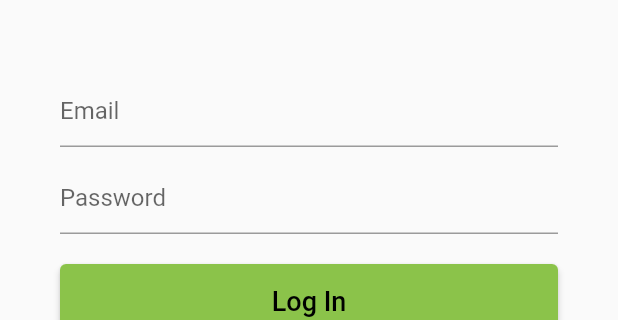
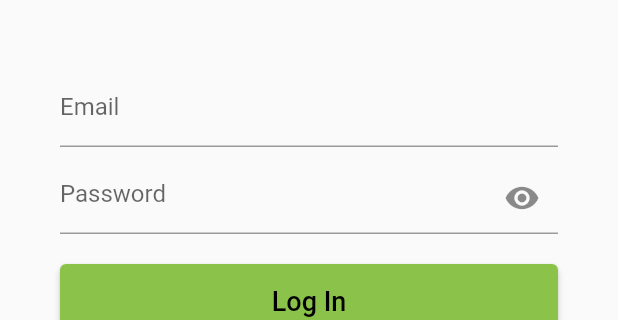
Before and after one commit to hero-BA/flutter_doctor_app, a Flutter app: the screen it shows after launch, on a phone screen of 412 x 824 dp, the part 497-817 px from its top. Run offline on Flutter 3.47's test engine with Material 2 defaults, Android fonts, the phone set to English and light mode, and no system bars; our stand-ins replace shared_preferences.

Commit message:
Hide Password input

```diff
--- a/lib/common/widgets/custom_textformfield.dart
+++ b/lib/common/widgets/custom_textformfield.dart
@@ -4,21 +4,24 @@ class CustomTextFormField extends StatelessWidget {
   final TextEditingController controller;
   final String hintText;
   final int maxLines;
+  final bool obsecureText;
+  final Widget suffixIcon;
 
-  const CustomTextFormField(
-      {Key? key,
-      required this.controller,
-      required this.hintText,
-      this.maxLines = 1})
-      : super(key: key);
+  const CustomTextFormField({
+    Key? key,
+    required this.controller,
+    required this.hintText,
+    this.maxLines = 1,
+    this.obsecureText = false,
+    required this.suffixIcon,
+  }) : super(key: key);
 
   @override
   Widget build(BuildContext context) {
     return TextFormField(
       controller: controller,
-      decoration: InputDecoration(
-        hintText: hintText,
-      ),
+      obscureText: obsecureText,
+      decoration: InputDecoration(hintText: hintText, suffixIcon: suffixIcon),
       validator: (val) {
         if (val == null || val.isEmpty) {
           return 'Enter your $hintText';
--- a/lib/features/auth/screens/login_screen.dart
+++ b/lib/features/auth/screens/login_screen.dart
@@ -59,6 +59,7 @@ class _LoginScreenState extends State<LoginScreen> {
                   CustomTextFormField(
                     controller: _emailController,
                     hintText: 'Email',
+                    suffixIcon: const SizedBox(),
                   ),
                   const SizedBox(
                     height: 10,
@@ -66,6 +67,10 @@ class _LoginScreenState extends State<LoginScreen> {
                   CustomTextFormField(
                     controller: _passwordController,
                     hintText: 'Password',
+                    obsecureText: true,
+                    suffixIcon: const Icon(
+                      Icons.visibility,
+                    ),
                   ),
                 ],
               ),
```
